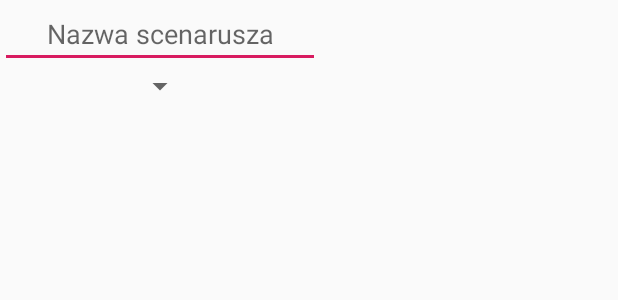
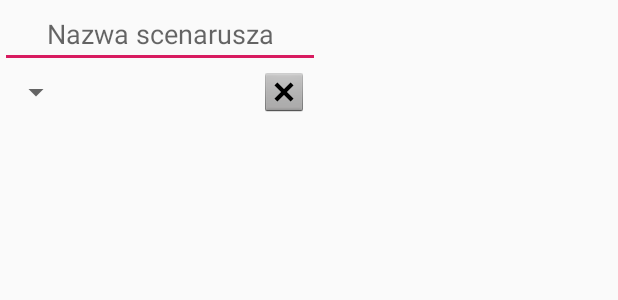
Before and after one commit to trediraz/BoardGameTrackerApp, an Android app: the layout add_scenario_view.xml on its own in the app's theme, with its tools: preview values and no code run, on a phone screen of 412 x 824 dp. Shown: the top 300 px of the screen. Run offline under Robolectric (Android 15) with nearby library versions, the phone set to English and light mode, and no system bars.

Commit message:
Add delete scenario button

```diff
--- a/app/src/main/res/layout/add_scenario_view.xml
+++ b/app/src/main/res/layout/add_scenario_view.xml
@@ -1,5 +1,7 @@
 <?xml version="1.0" encoding="utf-8"?>
 <LinearLayout xmlns:android="http://schemas.android.com/apk/res/android"
+    xmlns:app="http://schemas.android.com/apk/res-auto"
+    xmlns:tools="http://schemas.android.com/tools"
     android:orientation="vertical" android:layout_width="wrap_content"
     android:layout_height="wrap_content">
 
@@ -9,12 +11,34 @@
         android:layout_height="wrap_content"
         android:textAlignment="center"
         android:ems="10"
+        android:autofillHints="@string/scenario_name"
         android:inputType="text"
         android:hint="@string/scenario_name" />
 
-    <Spinner
-        android:id="@+id/spinner"
-        android:layout_gravity="center"
-        android:layout_width="wrap_content"
-        android:layout_height="wrap_content" />
+    <androidx.constraintlayout.widget.ConstraintLayout
+        android:layout_width="match_parent"
+        android:layout_height="wrap_content">
+
+        <ImageView
+            android:id="@+id/delete_scenario_button"
+            android:layout_width="wrap_content"
+            android:layout_height="wrap_content"
+            android:layout_marginEnd="8dp"
+            app:layout_constraintBottom_toBottomOf="parent"
+            app:layout_constraintEnd_toEndOf="parent"
+            app:layout_constraintTop_toTopOf="parent"
+            app:srcCompat="@android:drawable/btn_dialog"
+            android:contentDescription="@string/delete_scenario_description"/>
+
+        <Spinner
+            android:id="@+id/spinner"
+            android:layout_width="wrap_content"
+            android:layout_height="wrap_content"
+            android:layout_gravity="center"
+            app:layout_constraintBottom_toBottomOf="parent"
+            app:layout_constraintStart_toStartOf="parent"
+            app:layout_constraintTop_toTopOf="parent" />
+
+    </androidx.constraintlayout.widget.ConstraintLayout>
+
 </LinearLayout>
--- a/app/src/main/res/layout/game_dialog_layout.xml
+++ b/app/src/main/res/layout/game_dialog_layout.xml
@@ -71,7 +71,8 @@
             </ScrollView>
             <Button
                 android:id="@+id/add_scenario_button"
-                android:layout_width="match_parent"
+                android:layout_width="wrap_content"
+                android:ems="13"
                 android:layout_height="wrap_content"
                 android:text="@string/add"/>
         </LinearLayout>
--- a/app/src/main/res/values/strings.xml
+++ b/app/src/main/res/values/strings.xml
@@ -17,6 +17,9 @@
     <string name="max_game_number">Maksymalna liczba graczy:</string>
     <string name="no_name_toast">Pole nazwy nie może być puste</string>
     <string name="no_scenario">Ta gra musi posidac przynajmniej jeden scenariusz</string>
+    <string name="empty_scenario_name">Nazwa scenariusza nie może być pusta</string>
+    <string name="error_message">Wystąpił problem</string>
+    <string name="delete_scenario_description">Usuwa scenariusz</string>
 
     <string-array name="game_types">
         <item>Versus</item>
```
Also changed, not shown: app/src/main/java/com/trediraz/myapplication/Game/AddScenarioLayout.java (+19 -0 lines), app/src/main/java/com/trediraz/myapplication/Game/GameDialog.java (+50 -23 lines).
